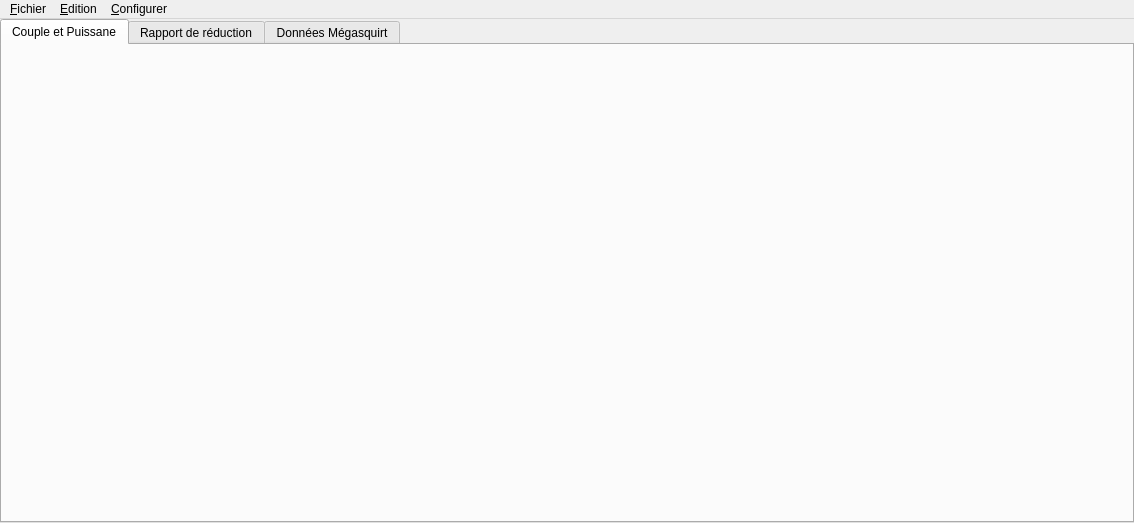
Qt form MainWindow.ui (xaviermawet/EcoMotion2013BenchTestExperimental) before a commit.
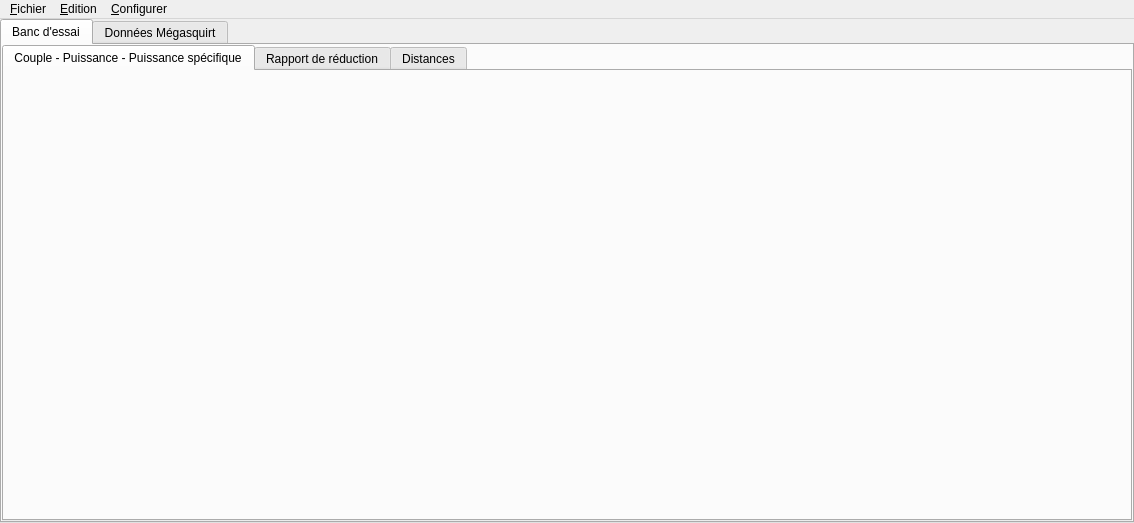
The same form after that commit. The open tabs and pages were chosen to show the change. Icons and pictures are not drawn.

Commit message: Ajout d'un onglet avec un graphique pour les distances Renommage de certaines variables membres et méthodes pour une meilleure compréhension

The edit to the form file:
```diff
--- a/MainWindow.ui
+++ b/MainWindow.ui
@@ -37,29 +37,87 @@
       </property>
       <widget class="QWidget" name="coupleAndPowerTab">
        <attribute name="title">
-        <string>Couple et Puissane</string>
+        <string>Banc d'essai</string>
        </attribute>
-       <layout class="QHBoxLayout" name="coupleAndPowerHLayout">
+       <layout class="QVBoxLayout" name="verticalLayout">
         <property name="leftMargin">
-         <number>3</number>
+         <number>0</number>
         </property>
         <property name="topMargin">
-         <number>3</number>
+         <number>0</number>
         </property>
         <property name="rightMargin">
-         <number>3</number>
+         <number>0</number>
         </property>
         <property name="bottomMargin">
-         <number>3</number>
+         <number>0</number>
         </property>
+        <item>
+         <widget class="QTabWidget" name="benchTestTabWidget">
+          <property name="currentIndex">
+           <number>1</number>
+          </property>
+          <widget class="QWidget" name="couplePowerTab">
+           <attribute name="title">
+            <string>Couple - Puissance - Puissance spécifique</string>
+           </attribute>
+           <layout class="QHBoxLayout" name="coupleAndPowerHLayout">
+            <property name="leftMargin">
+             <number>2</number>
+            </property>
+            <property name="topMargin">
+             <number>2</number>
+            </property>
+            <property name="rightMargin">
+             <number>2</number>
+            </property>
+            <property name="bottomMargin">
+             <number>2</number>
+            </property>
+           </layout>
+          </widget>
+          <widget class="QWidget" name="reductionRatioTab">
+           <attribute name="title">
+            <string>Rapport de réduction</string>
+           </attribute>
+           <layout class="QHBoxLayout" name="reductionRatioHLayout">
+            <property name="leftMargin">
+             <number>2</number>
+            </property>
+            <property name="topMargin">
+             <number>2</number>
+            </property>
+            <property name="rightMargin">
+             <number>2</number>
+            </property>
+            <property name="bottomMargin">
+             <number>2</number>
+            </property>
+           </layout>
+          </widget>
+          <widget class="QWidget" name="distanceTab">
+           <attribute name="title">
+            <string>Distances</string>
+           </attribute>
+           <layout class="QHBoxLayout" name="distanceHLayout">
+            <property name="leftMargin">
+             <number>2</number>
+            </property>
+            <property name="topMargin">
+             <number>2</number>
+            </property>
+            <property name="rightMargin">
+             <number>2</number>
+            </property>
+            <property name="bottomMargin">
+             <number>2</number>
+            </property>
+           </layout>
+          </widget>
+         </widget>
+        </item>
        </layout>
       </widget>
-      <widget class="QWidget" name="reductionRatioTab">
-       <attribute name="title">
-        <string>Rapport de réduction</string>
-       </attribute>
-       <layout class="QHBoxLayout" name="reductionRatioHLayout"/>
-      </widget>
       <widget class="QWidget" name="megasquirtDataTab">
        <attribute name="title">
         <string>Données Mégasquirt</string>
```
Left out of the diff: 4 changed lines with no effect on the pictures. The commit also changes 4 other files.
